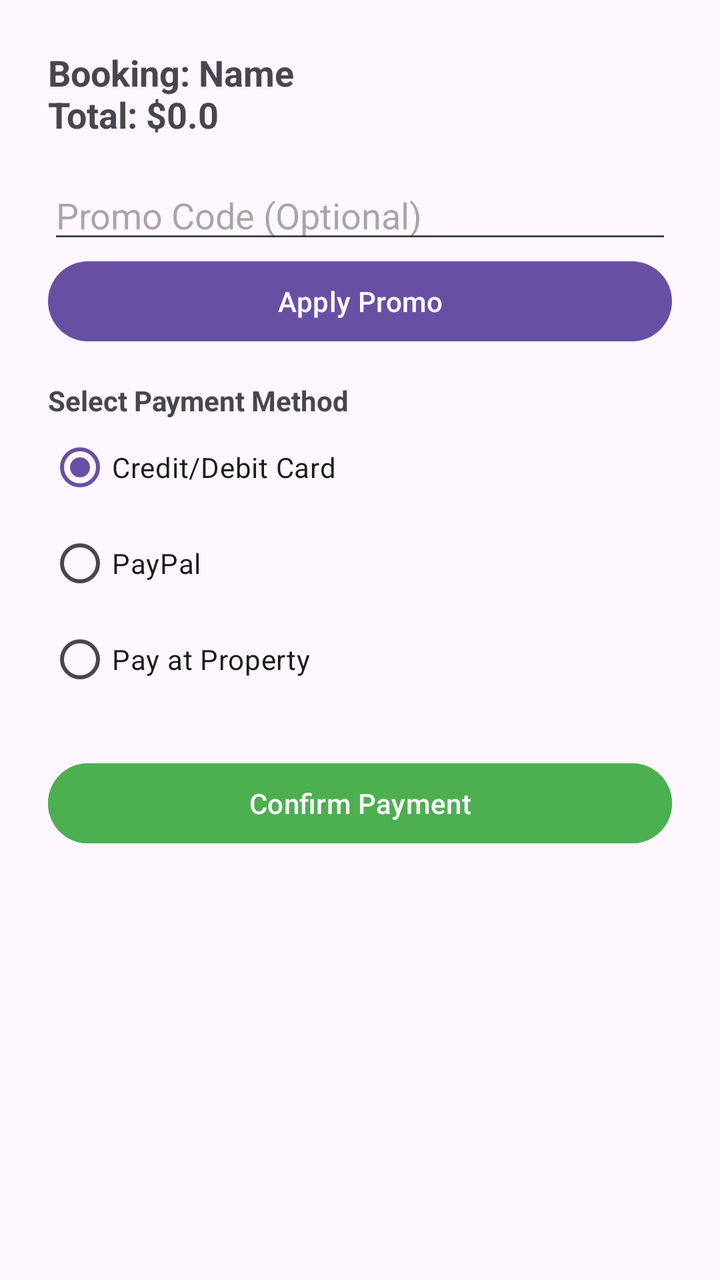
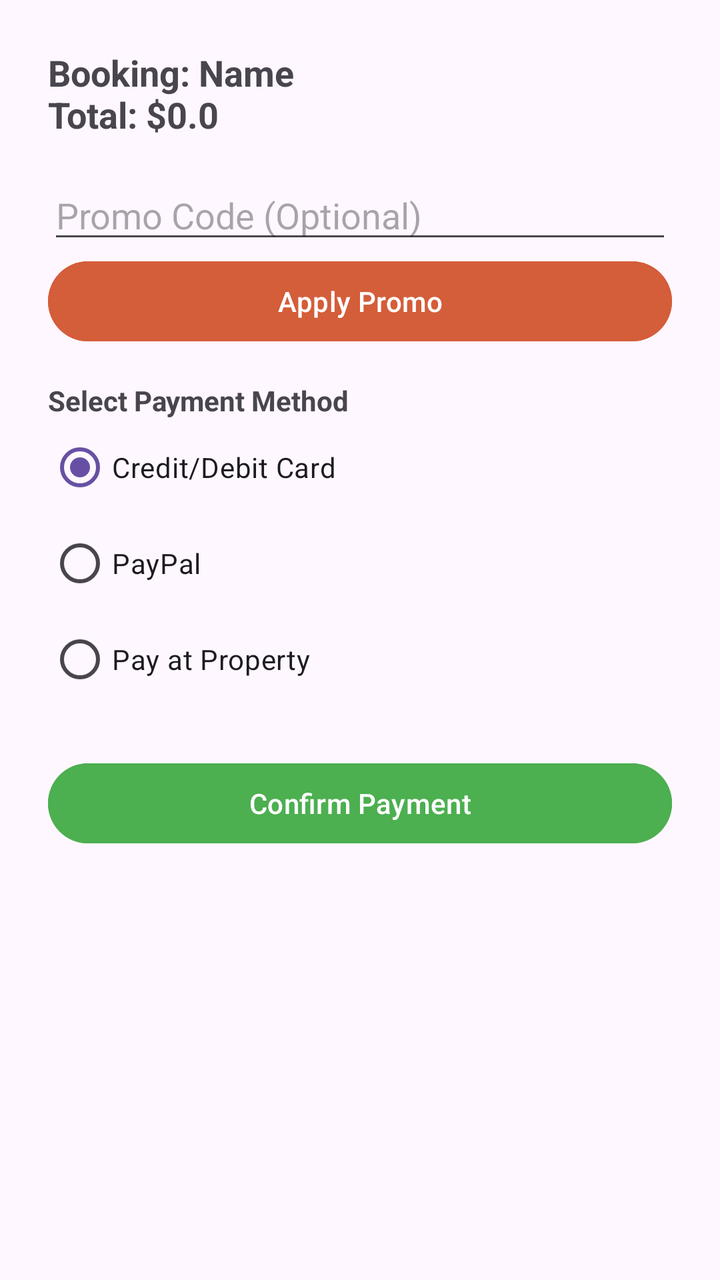

Two renders of the same Android screen: before a commit and after it. Below are the layout's source before the change and the commit's diff.
<!-- AndroidManifest.xml: application theme Theme.HostelWorld -->
<!-- res/layout/dialog_payment.xml -->
<?xml version="1.0" encoding="utf-8"?>
<LinearLayout xmlns:android="http://schemas.android.com/apk/res/android"
    android:layout_width="match_parent"
    android:layout_height="wrap_content"
    android:orientation="vertical"
    android:padding="24dp">

    <TextView
        android:id="@+id/tvPaymentPropName"
        android:layout_width="match_parent"
        android:layout_height="wrap_content"
        android:textSize="18sp"
        android:textStyle="bold"
        android:text="Booking: Name\nTotal: $0.0" />

    <EditText
        android:id="@+id/etPromoCode"
        android:layout_width="match_parent"
        android:layout_height="wrap_content"
        android:hint="Promo Code (Optional)"
        android:layout_marginTop="16dp" />

    <Button
        android:id="@+id/btnApplyPromo"
        android:layout_width="match_parent"
        android:layout_height="wrap_content"
        android:text="Apply Promo" />

    <TextView
        android:layout_width="match_parent"
        android:layout_height="wrap_content"
        android:text="Select Payment Method"
        android:textStyle="bold"
        android:layout_marginTop="16dp"/>

    <RadioGroup
        android:id="@+id/rgPaymentMethod"
        android:layout_width="match_parent"
        android:layout_height="wrap_content"
        android:checkedButton="@+id/rbCreditCard">
        <RadioButton android:id="@+id/rbCreditCard" android:layout_width="wrap_content" android:layout_height="wrap_content" android:text="Credit/Debit Card" />
        <RadioButton android:id="@+id/rbPayPal" android:layout_width="wrap_content" android:layout_height="wrap_content" android:text="PayPal" />
        <RadioButton android:id="@+id/rbProperty" android:layout_width="wrap_content" android:layout_height="wrap_content" android:text="Pay at Property" />
    </RadioGroup>

    <Button
        android:id="@+id/btnConfirmPayment"
        android:layout_width="match_parent"
        android:layout_height="wrap_content"
        android:backgroundTint="#4CAF50"
        android:text="Confirm Payment"
        android:layout_marginTop="24dp"/>
</LinearLayout>
<!-- resources referenced by this layout -->
<resources>
  <style name="Theme.HostelWorld" parent="Base.Theme.HostelWorld" />
  <style name="Base.Theme.HostelWorld" parent="Theme.Material3.DayNight.NoActionBar">
          
          
      </style>
</resources>

<!-- the commit's change to res/layout/dialog_payment.xml (unified diff, before → after) -->
@@ -24,6 +24,8 @@
         android:id="@+id/btnApplyPromo"
         android:layout_width="match_parent"
         android:layout_height="wrap_content"
+        android:backgroundTint="#D45D3A"
+        android:textColor="#FFFFFF"
         android:text="Apply Promo" />
 
     <TextView
@@ -38,9 +40,27 @@
         android:layout_width="match_parent"
         android:layout_height="wrap_content"
         android:checkedButton="@+id/rbCreditCard">
-        <RadioButton android:id="@+id/rbCreditCard" android:layout_width="wrap_content" android:layout_height="wrap_content" android:text="Credit/Debit Card" />
-        <RadioButton android:id="@+id/rbPayPal" android:layout_width="wrap_content" android:layout_height="wrap_content" android:text="PayPal" />
-        <RadioButton android:id="@+id/rbProperty" android:layout_width="wrap_content" android:layout_height="wrap_content" android:text="Pay at Property" />
+
+        <RadioButton
+            android:id="@+id/rbCreditCard"
+            android:layout_width="wrap_content"
+            android:layout_height="wrap_content"
+            android:buttonTint="#D45D3A"
+            android:text="Credit/Debit Card" />
+
+        <RadioButton
+            android:id="@+id/rbPayPal"
+            android:layout_width="wrap_content"
+            android:layout_height="wrap_content"
+            android:buttonTint="#D45D3A"
+            android:text="PayPal" />
+
+        <RadioButton
+            android:id="@+id/rbProperty"
+            android:layout_width="wrap_content"
+            android:layout_height="wrap_content"
+            android:buttonTint="#D45D3A"
+            android:text="Pay at Property" />
     </RadioGroup>
 
     <Button
@@ -48,6 +68,7 @@
         android:layout_width="match_parent"
         android:layout_height="wrap_content"
         android:backgroundTint="#4CAF50"
+        android:textColor="#FFFFFF"
         android:text="Confirm Payment"
         android:layout_marginTop="24dp"/>
 </LinearLayout>
